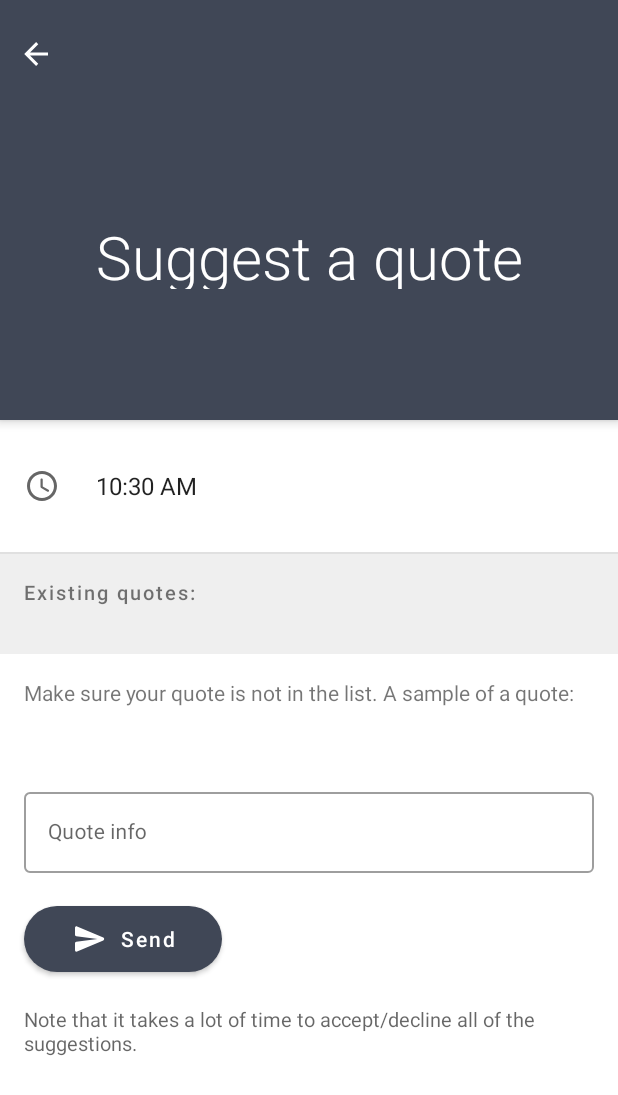
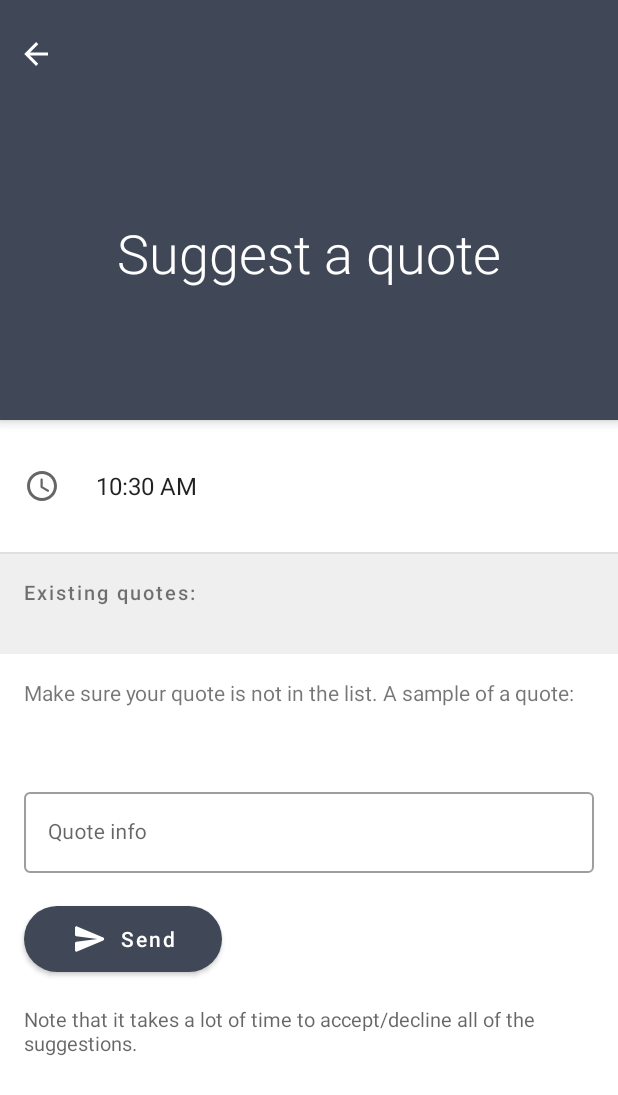
Before and after one commit to AChep/literaryclock, an Android app: the DonateQuoteFragment screen opened through its navigation route, on a phone screen of 412 x 824 dp. Shown: the top 1095 px of the screen. Run offline under Robolectric (Android 15) with nearby library versions, the phone set to English and light mode, and no system bars; our stand-ins replace Firebase (no records; nobody signed in at launch, a user with empty details on screens opened directly); libraries missing offline, so code that uses them is left out: es.dmoral.toasty, io.realm, org.kodein.di; 7 statements that could not run were skipped.

Commit message:
Fix title text getting cut off sometimes

```diff
--- a/app/src/main/res/xml/desc_fragment_common.xml
+++ b/app/src/main/res/xml/desc_fragment_common.xml
@@ -9,25 +9,8 @@
 
         <OnSwipe
             app:dragDirection="dragUp"
-            app:touchAnchorId="@id/scrollView"
-            app:touchAnchorSide="top" />
-
-        <KeyFrameSet>
-            <KeyAttribute
-                app:framePosition="0"
-                app:motionTarget="@id/titleTextView">
-                <CustomAttribute
-                    app:attributeName="textSize"
-                    app:customFloatValue="40" />
-            </KeyAttribute>
-            <KeyAttribute
-                app:framePosition="100"
-                app:motionTarget="@id/titleTextView">
-                <CustomAttribute
-                    app:attributeName="textSize"
-                    app:customFloatValue="24" />
-            </KeyAttribute>
-        </KeyFrameSet>
+            app:touchAnchorId="@id/toolbarBg"
+            app:touchAnchorSide="bottom" />
 
     </Transition>
 
@@ -52,6 +35,8 @@
             android:id="@id/titleTextView"
             android:layout_width="0dp"
             android:layout_height="wrap_content"
+            android:scaleX="0.6"
+            android:scaleY="0.6"
             app:layout_constraintBottom_toBottomOf="@id/barrier"
             app:layout_constraintEnd_toEndOf="parent"
             app:layout_constraintStart_toStartOf="parent"
--- a/app/src/main/res/xml/desc_fragment_main.xml
+++ b/app/src/main/res/xml/desc_fragment_main.xml
@@ -9,8 +9,8 @@
 
         <OnSwipe
             app:dragDirection="dragUp"
-            app:touchAnchorId="@id/recyclerView"
-            app:touchAnchorSide="top" />
+            app:touchAnchorId="@id/toolbarBg"
+            app:touchAnchorSide="bottom" />
 
         <KeyFrameSet>
             <KeyAttribute
```
